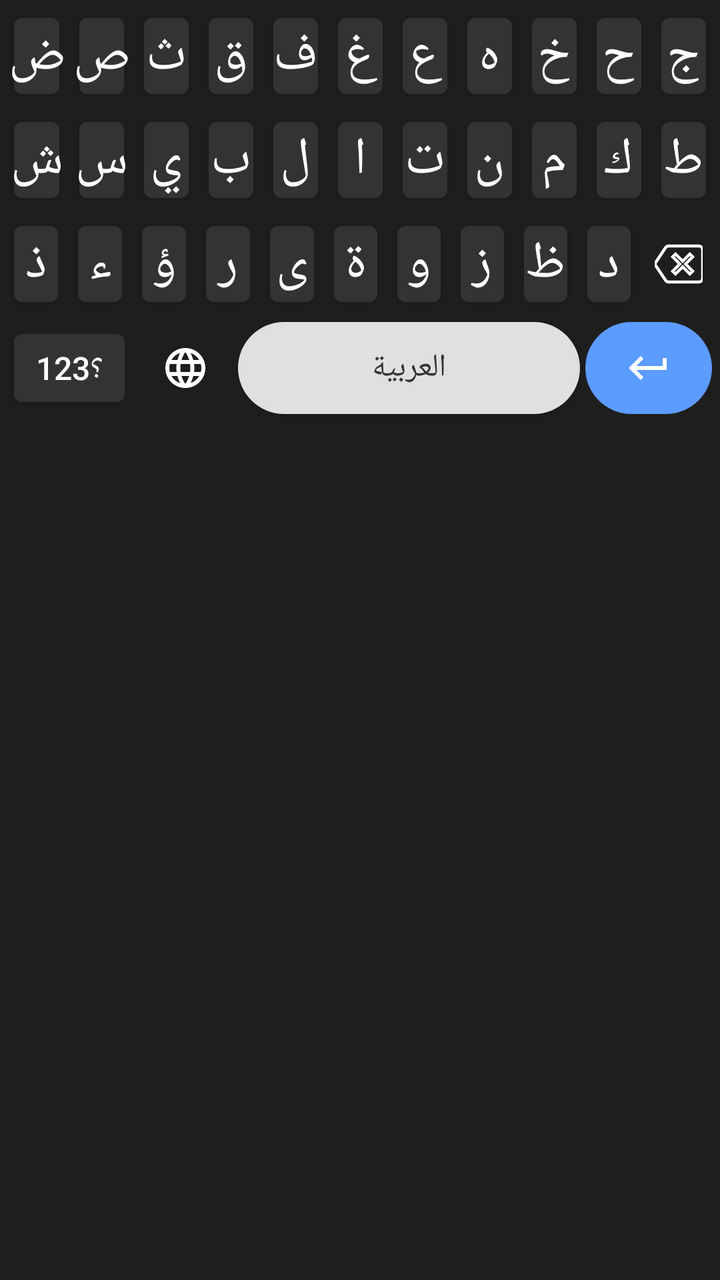
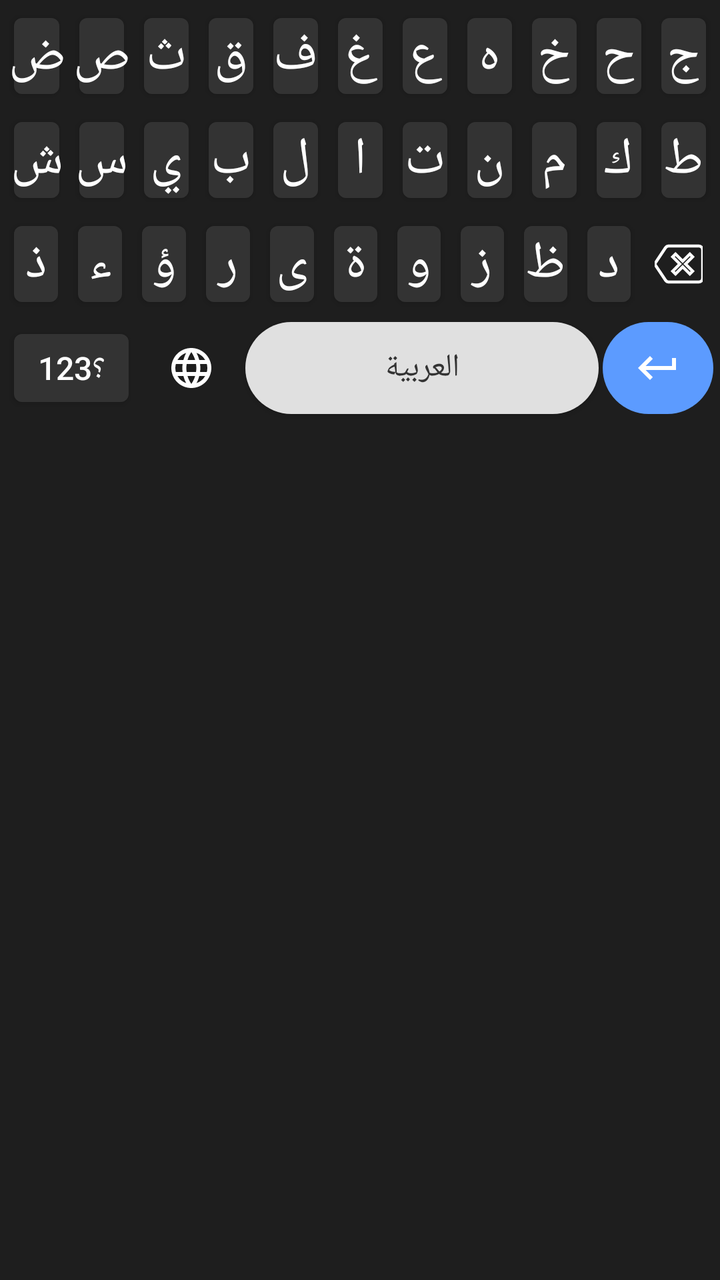

Before-and-after screenshots of an Android layout around one commit, followed by the original layout XML and the change that was made.
<!-- AndroidManifest.xml: application theme android:Theme.DeviceDefault.Light.NoActionBar -->
<!-- res/layout/keyboard_view.xml -->
<?xml version="1.0" encoding="utf-8"?>
<LinearLayout xmlns:android="http://schemas.android.com/apk/res/android"
    android:layout_width="match_parent"
    android:layout_height="wrap_content"
    android:orientation="vertical"
    android:background="#1E1E1E"
    android:padding="2dp">

    
    <LinearLayout
        android:id="@+id/layout_arabic"
        android:layout_width="match_parent"
        android:layout_height="wrap_content"
        android:orientation="vertical"
        android:layoutDirection="rtl"
        android:visibility="visible">

        <LinearLayout android:layout_width="match_parent" android:layout_height="wrap_content" android:orientation="horizontal">
            <Button android:id="@+id/ar_ج" android:text="ج" style="@style/KeyStyle"/>
            <Button android:id="@+id/ar_ح" android:text="ح" style="@style/KeyStyle"/>
            <Button android:id="@+id/ar_خ" android:text="خ" style="@style/KeyStyle"/>
            <Button android:id="@+id/ar_ه" android:text="ه" style="@style/KeyStyle"/>
            <Button android:id="@+id/ar_ع" android:text="ع" style="@style/KeyStyle"/>
            <Button android:id="@+id/ar_غ" android:text="غ" style="@style/KeyStyle"/>
            <Button android:id="@+id/ar_ف" android:text="ف" style="@style/KeyStyle"/>
            <Button android:id="@+id/ar_ق" android:text="ق" style="@style/KeyStyle"/>
            <Button android:id="@+id/ar_ث" android:text="ث" style="@style/KeyStyle"/>
            <Button android:id="@+id/ar_ص" android:text="ص" style="@style/KeyStyle"/>
            <Button android:id="@+id/ar_ض" android:text="ض" style="@style/KeyStyle"/>
        </LinearLayout>

        <LinearLayout android:layout_width="match_parent" android:layout_height="wrap_content" android:orientation="horizontal">
            <Button android:id="@+id/ar_ط" android:text="ط" style="@style/KeyStyle"/>
            <Button android:id="@+id/ar_ك" android:text="ك" style="@style/KeyStyle"/>
            <Button android:id="@+id/ar_م" android:text="م" style="@style/KeyStyle"/>
            <Button android:id="@+id/ar_ن" android:text="ن" style="@style/KeyStyle"/>
            <Button android:id="@+id/ar_ت" android:text="ت" style="@style/KeyStyle"/>
            <Button android:id="@+id/ar_ا" android:text="ا" style="@style/KeyStyle"/>
            <Button android:id="@+id/ar_ل" android:text="ل" style="@style/KeyStyle"/>
            <Button android:id="@+id/ar_ب" android:text="ب" style="@style/KeyStyle"/>
            <Button android:id="@+id/ar_ي" android:text="ي" style="@style/KeyStyle"/>
            <Button android:id="@+id/ar_س" android:text="س" style="@style/KeyStyle"/>
            <Button android:id="@+id/ar_ش" android:text="ش" style="@style/KeyStyle"/>
        </LinearLayout>

        <LinearLayout android:layout_width="match_parent" android:layout_height="wrap_content" android:orientation="horizontal">
            <ImageButton android:id="@+id/btn_del_ar" style="@style/KeyStyleIcon" android:src="@drawable/ic_backspace" android:layout_weight="1.2"/>
            <Button android:id="@+id/ar_د" android:text="د" style="@style/KeyStyle"/>
            <Button android:id="@+id/ar_ظ" android:text="ظ" style="@style/KeyStyle"/>
            <Button android:id="@+id/ar_ز" android:text="ز" style="@style/KeyStyle"/>
            <Button android:id="@+id/ar_و" android:text="و" style="@style/KeyStyle"/>
            <Button android:id="@+id/ar_ة" android:text="ة" style="@style/KeyStyle"/>
            <Button android:id="@+id/ar_ى" android:text="ى" style="@style/KeyStyle"/>
            <Button android:id="@+id/ar_ر" android:text="ر" style="@style/KeyStyle"/>
            <Button android:id="@+id/ar_ؤ" android:text="ؤ" style="@style/KeyStyle"/>
            <Button android:id="@+id/ar_ء" android:text="ء" style="@style/KeyStyle"/>
            <Button android:id="@+id/ar_ذ" android:text="ذ" style="@style/KeyStyle"/>
        </LinearLayout>

        
        <LinearLayout android:layout_width="match_parent" android:layout_height="wrap_content" android:orientation="horizontal" android:layoutDirection="ltr" android:gravity="center_vertical">
            <Button android:id="@+id/btn_123_ar" android:text="؟123" style="@style/KeyStyle123"/>
            <ImageButton android:id="@+id/btn_lang_to_en" style="@style/KeyStyleIcon" android:src="@drawable/ic_globe" android:tint="#FFFFFF" android:layout_weight="1"/>
            
            <Button android:id="@+id/btn_space_ar" android:text="العربية" style="@style/KeyStyleSpace" android:layout_weight="3.5"/>
            <ImageButton android:id="@+id/btn_enter_ar" android:src="@drawable/ic_enter" android:background="@drawable/bg_enter" android:layout_width="0dp" android:layout_height="46dp" android:layout_weight="1.3" android:layout_margin="1.5dp" android:scaleType="centerInside"/>
        </LinearLayout>
    </LinearLayout>

    
    <LinearLayout
        android:id="@+id/layout_english"
        android:layout_width="match_parent"
        android:layout_height="wrap_content"
        android:orientation="vertical"
        android:layoutDirection="ltr"
        android:visibility="gone">

        <LinearLayout android:layout_width="match_parent" android:layout_height="wrap_content" android:orientation="horizontal">
            <Button android:id="@+id/en_q" android:text="q" style="@style/KeyStyle"/>
            <Button android:id="@+id/en_w" android:text="w" style="@style/KeyStyle"/>
            <Button android:id="@+id/en_e" android:text="e" style="@style/KeyStyle"/>
            <Button android:id="@+id/en_r" android:text="r" style="@style/KeyStyle"/>
            <Button android:id="@+id/en_t" android:text="t" style="@style/KeyStyle"/>
            <Button android:id="@+id/en_y" android:text="y" style="@style/KeyStyle"/>
            <Button android:id="@+id/en_u" android:text="u" style="@style/KeyStyle"/>
            <Button android:id="@+id/en_i" android:text="i" style="@style/KeyStyle"/>
            <Button android:id="@+id/en_o" android:text="o" style="@style/KeyStyle"/>
            <Button android:id="@+id/en_p" android:text="p" style="@style/KeyStyle"/>
        </LinearLayout>

        <LinearLayout android:layout_width="match_parent" android:layout_height="wrap_content" android:orientation="horizontal">
            <Button android:id="@+id/en_a" android:text="a" style="@style/KeyStyle"/>
            <Button android:id="@+id/en_s" android:text="s" style="@style/KeyStyle"/>
            <Button android:id="@+id/en_d" android:text="d" style="@style/KeyStyle"/>
            <Button android:id="@+id/en_f" android:text="f" style="@style/KeyStyle"/>
            <Button android:id="@+id/en_g" android:text="g" style="@style/KeyStyle"/>
            <Button android:id="@+id/en_h" android:text="h" style="@style/KeyStyle"/>
            <Button android:id="@+id/en_j" android:text="j" style="@style/KeyStyle"/>
            <Button android:id="@+id/en_k" android:text="k" style="@style/KeyStyle"/>
            <Button android:id="@+id/en_l" android:text="l" style="@style/KeyStyle"/>
        </LinearLayout>

        <LinearLayout android:layout_width="match_parent" android:layout_height="wrap_content" android:orientation="horizontal">
            <ImageButton android:id="@+id/en_shift" style="@style/KeyStyleIcon" android:src="@drawable/ic_shift" android:layout_weight="1.2" android:tint="#FFFFFF"/>
            <Button android:id="@+id/en_z" android:text="z" style="@style/KeyStyle"/>
            <Button android:id="@+id/en_x" android:text="x" style="@style/KeyStyle"/>
            <Button android:id="@+id/en_c" android:text="c" style="@style/KeyStyle"/>
            <Button android:id="@+id/en_v" android:text="v" style="@style/KeyStyle"/>
            <Button android:id="@+id/en_b" android:text="b" style="@style/KeyStyle"/>
            <Button android:id="@+id/en_n" android:text="n" style="@style/KeyStyle"/>
            <Button android:id="@+id/en_m" android:text="m" style="@style/KeyStyle"/>
            <ImageButton android:id="@+id/btn_del_en" style="@style/KeyStyleIcon" android:src="@drawable/ic_backspace" android:layout_weight="1.2"/>
        </LinearLayout>

        
        <LinearLayout android:layout_width="match_parent" android:layout_height="wrap_content" android:orientation="horizontal" android:layoutDirection="ltr" android:gravity="center_vertical">
            <Button android:id="@+id/btn_123_en" android:text="!#1" style="@style/KeyStyle123"/>
            <ImageButton android:id="@+id/btn_lang_to_ar" style="@style/KeyStyleIcon" android:src="@drawable/ic_globe" android:tint="#FFFFFF" android:layout_weight="1"/>
            
            <Button android:id="@+id/btn_space_en" android:text="English" style="@style/KeyStyleSpace" android:layout_weight="3.5"/>
            <ImageButton android:id="@+id/btn_enter_en" android:src="@drawable/ic_enter" android:background="@drawable/bg_enter" android:layout_width="0dp" android:layout_height="46dp" android:layout_weight="1.3" android:layout_margin="1.5dp" android:scaleType="centerInside"/>
        </LinearLayout>
    </LinearLayout>
</LinearLayout>
<!-- resources referenced by this layout -->
<resources>
  <!-- drawable bg_enter (drawable) -->
  <shape xmlns:android="http://schemas.android.com/apk/res/android">
      <solid android:color="#5C9BFF"/> 
      <corners android:radius="24dp"/>
  </shape>
  <!-- drawable ic_backspace (drawable) -->
  <vector xmlns:android="http://schemas.android.com/apk/res/android"
      android:width="24dp" android:height="24dp" android:viewportWidth="24" android:viewportHeight="24">
      <path android:fillColor="#00000000" android:strokeColor="#FFFFFF" android:strokeWidth="1.5"
          android:pathData="M22,3 H7 C6.31,3 5.77,3.35 5.41,3.88 L0,12 l5.41,8.11 C5.77,20.64 6.31,21 7,21 h15 c1.1,0 2,-0.9 2,-2 V5 C24,3.9 23.1,3 22,3 z" />
      <path android:fillColor="#00000000" android:strokeColor="#FFFFFF" android:strokeWidth="1.5"
          android:pathData="M19,15.59 L17.59,17 L14,13.41 L10.41,17 L9,15.59 L12.59,12 L9,8.41 L10.41,7 L14,10.59 L17.59,7 L19,8.41 L15.41,12 Z" />
  </vector>
  <!-- drawable ic_enter (drawable) -->
  <vector xmlns:android="http://schemas.android.com/apk/res/android"
      android:width="24dp" android:height="24dp" android:viewportWidth="24" android:viewportHeight="24">
      <path android:fillColor="#FFFFFF" android:pathData="M19,7v4H5.83l3.58,-3.59L8,6l-6,6 6,6 1.41,-1.41L5.83,13H21V7z"/>
  </vector>
  <!-- drawable ic_shift (drawable) -->
  <vector xmlns:android="http://schemas.android.com/apk/res/android"
      android:width="24dp" android:height="24dp" android:viewportWidth="24" android:viewportHeight="24">
      <path android:fillColor="#00000000" android:strokeColor="#FFFFFF" android:strokeWidth="1.5"
          android:pathData="M12,4 L4,12 h4 v6 h8 v-6 h4 Z" />
  </vector>
  <style name="KeyStyle">
          <item name="android:layout_width">0dp</item>
          <item name="android:layout_height">50dp</item>
          <item name="android:layout_weight">1</item>
          <item name="android:layout_margin">1dp</item>
          <item name="android:textSize">26sp</item> 
          <item name="android:textColor">#FFFFFF</item>
          <item name="android:backgroundTint">#333333</item>
          <item name="android:insetTop">0dp</item>
          <item name="android:insetBottom">0dp</item>
          <item name="android:padding">0dp</item>
      </style>
  <style name="KeyStyle123">
          <item name="android:layout_width">0dp</item>
          <item name="android:layout_height">46dp</item>
          <item name="android:layout_weight">1.3</item> 
          <item name="android:layout_margin">1dp</item>
          <item name="android:textSize">16sp</item>
          <item name="android:textColor">#FFFFFF</item>
          <item name="android:backgroundTint">#333333</item>
          <item name="android:insetTop">0dp</item>
          <item name="android:insetBottom">0dp</item>
      </style>
  <style name="KeyStyleIcon">
          <item name="android:layout_width">0dp</item>
          <item name="android:layout_height">50dp</item>
          <item name="android:layout_weight">1</item>
          <item name="android:layout_margin">1dp</item>
          <item name="android:background">?android:attr/selectableItemBackgroundBorderless</item>
          <item name="android:scaleType">centerInside</item>
      </style>
  <style name="KeyStyleSpace">
          <item name="android:layout_width">0dp</item>
          <item name="android:layout_height">46dp</item>
          <item name="android:layout_margin">1dp</item>
          <item name="android:textSize">16sp</item>
          <item name="android:textColor">#333333</item>
          <item name="android:background">@drawable/bg_space</item>
          <item name="android:insetTop">0dp</item>
          <item name="android:insetBottom">0dp</item>
      </style>
  <!-- drawable bg_space (drawable) -->
  <shape xmlns:android="http://schemas.android.com/apk/res/android">
      <solid android:color="#E0E0E0"/> 
      <corners android:radius="24dp"/>
  </shape>
  <!-- unchanged entries left out for length: 1 -->
</resources>

<!-- the commit's change to res/layout/keyboard_view.xml (unified diff, before → after) -->
@@ -57,13 +57,12 @@
             <Button android:id="@+id/ar_ذ" android:text="ذ" style="@style/KeyStyle"/>
         </LinearLayout>
 
-        
         <LinearLayout android:layout_width="match_parent" android:layout_height="wrap_content" android:orientation="horizontal" android:layoutDirection="ltr" android:gravity="center_vertical">
             <Button android:id="@+id/btn_123_ar" android:text="؟123" style="@style/KeyStyle123"/>
             <ImageButton android:id="@+id/btn_lang_to_en" style="@style/KeyStyleIcon" android:src="@drawable/ic_globe" android:tint="#FFFFFF" android:layout_weight="1"/>
+            <Button android:id="@+id/btn_space_ar" android:text="العربية" style="@style/KeyStyleSpace" android:layout_weight="3.5"/>
             
-            <Button android:id="@+id/btn_space_ar" android:text="العربية" style="@style/KeyStyleSpace" android:layout_weight="3.5"/>
-            <ImageButton android:id="@+id/btn_enter_ar" android:src="@drawable/ic_enter" android:background="@drawable/bg_enter" android:layout_width="0dp" android:layout_height="46dp" android:layout_weight="1.3" android:layout_margin="1.5dp" android:scaleType="centerInside"/>
+            <ImageButton android:id="@+id/btn_enter_ar" android:src="@drawable/ic_enter" android:background="@drawable/bg_enter" android:layout_width="0dp" android:layout_height="46dp" android:layout_weight="1.1" android:layout_margin="1dp" android:scaleType="centerInside"/>
         </LinearLayout>
     </LinearLayout>
 
@@ -113,13 +112,12 @@
             <ImageButton android:id="@+id/btn_del_en" style="@style/KeyStyleIcon" android:src="@drawable/ic_backspace" android:layout_weight="1.2"/>
         </LinearLayout>
 
-        
         <LinearLayout android:layout_width="match_parent" android:layout_height="wrap_content" android:orientation="horizontal" android:layoutDirection="ltr" android:gravity="center_vertical">
             <Button android:id="@+id/btn_123_en" android:text="!#1" style="@style/KeyStyle123"/>
             <ImageButton android:id="@+id/btn_lang_to_ar" style="@style/KeyStyleIcon" android:src="@drawable/ic_globe" android:tint="#FFFFFF" android:layout_weight="1"/>
+            <Button android:id="@+id/btn_space_en" android:text="English" style="@style/KeyStyleSpace" android:layout_weight="3.5"/>
             
-            <Button android:id="@+id/btn_space_en" android:text="English" style="@style/KeyStyleSpace" android:layout_weight="3.5"/>
-            <ImageButton android:id="@+id/btn_enter_en" android:src="@drawable/ic_enter" android:background="@drawable/bg_enter" android:layout_width="0dp" android:layout_height="46dp" android:layout_weight="1.3" android:layout_margin="1.5dp" android:scaleType="centerInside"/>
+            <ImageButton android:id="@+id/btn_enter_en" android:src="@drawable/ic_enter" android:background="@drawable/bg_enter" android:layout_width="0dp" android:layout_height="46dp" android:layout_weight="1.1" android:layout_margin="1dp" android:scaleType="centerInside"/>
         </LinearLayout>
     </LinearLayout>
 </LinearLayout>
